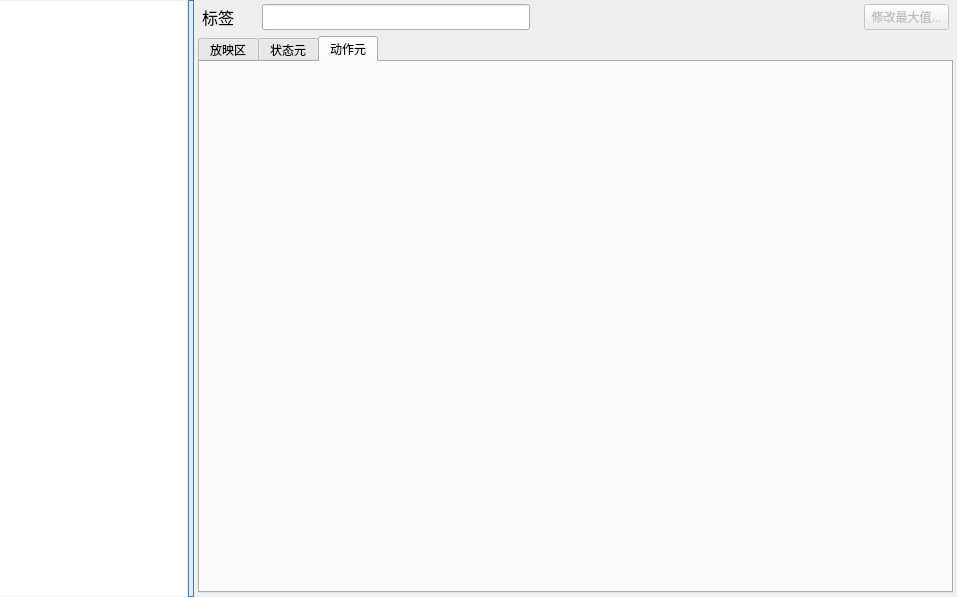
DrillUp/DrillGIFActionSequenceEditor, file DrillGIFActionSequenceEditor/Source/ActionSeqModule/actionSeqPart/p_ActionSeqPart.ui: the form before one commit.
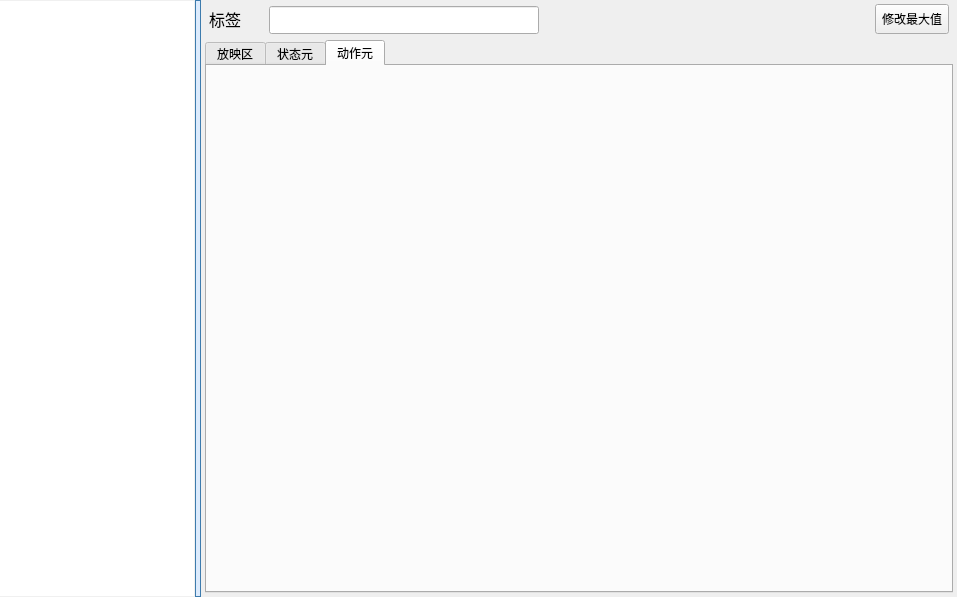
The form after the commit. Icons and pictures are not drawn.

Patch:
```diff
--- a/DrillGIFActionSequenceEditor/Source/ActionSeqModule/actionSeqPart/p_ActionSeqPart.ui
+++ b/DrillGIFActionSequenceEditor/Source/ActionSeqModule/actionSeqPart/p_ActionSeqPart.ui
@@ -168,7 +168,7 @@
             <property name="minimumSize">
              <size>
               <width>0</width>
-              <height>26</height>
+              <height>28</height>
              </size>
             </property>
             <property name="maximumSize">
@@ -183,12 +183,31 @@
            <widget class="QWidget" name="widget_4" native="true"/>
           </item>
           <item>
-           <widget class="QPushButton" name="pushButton">
-            <property name="enabled">
-             <bool>false</bool>
+           <widget class="QToolButton" name="toolButton_modifyLength">
+            <property name="minimumSize">
+             <size>
+              <width>0</width>
+              <height>30</height>
+             </size>
+            </property>
+            <property name="toolTip">
+             <string>修改最大值</string>
             </property>
             <property name="text">
-             <string> 修改最大值... </string>
+             <string>修改最大值</string>
+            </property>
+            <property name="icon">
+             <iconset resource="../../../drillgifactionsequenceeditor.qrc">
+              <normaloff>:/DrillGIFActionSequenceEditor/Resources/icons/menu/Common_Setting.png</normaloff>:/DrillGIFActionSequenceEditor/Resources/icons/menu/Common_Setting.png</iconset>
+            </property>
+            <property name="iconSize">
+             <size>
+              <width>20</width>
+              <height>20</height>
+             </size>
+            </property>
+            <property name="toolButtonStyle">
+             <enum>Qt::ToolButtonTextBesideIcon</enum>
             </property>
            </widget>
           </item>
```
Left out of the diff: 4 changed lines with no effect on the pictures.
